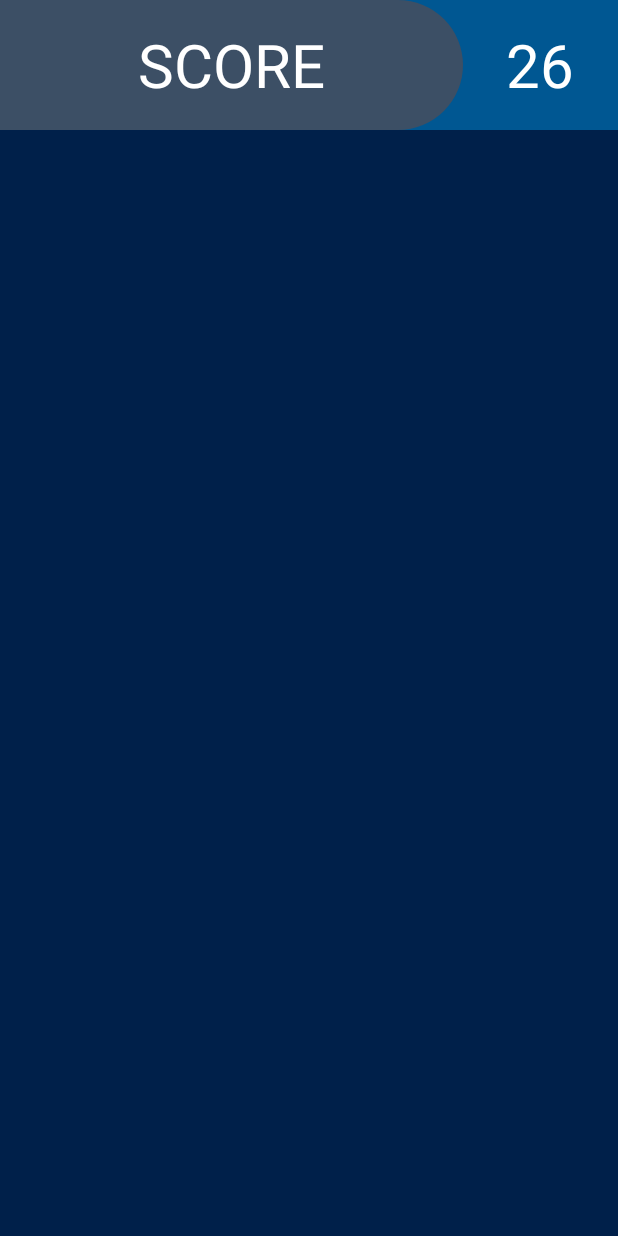
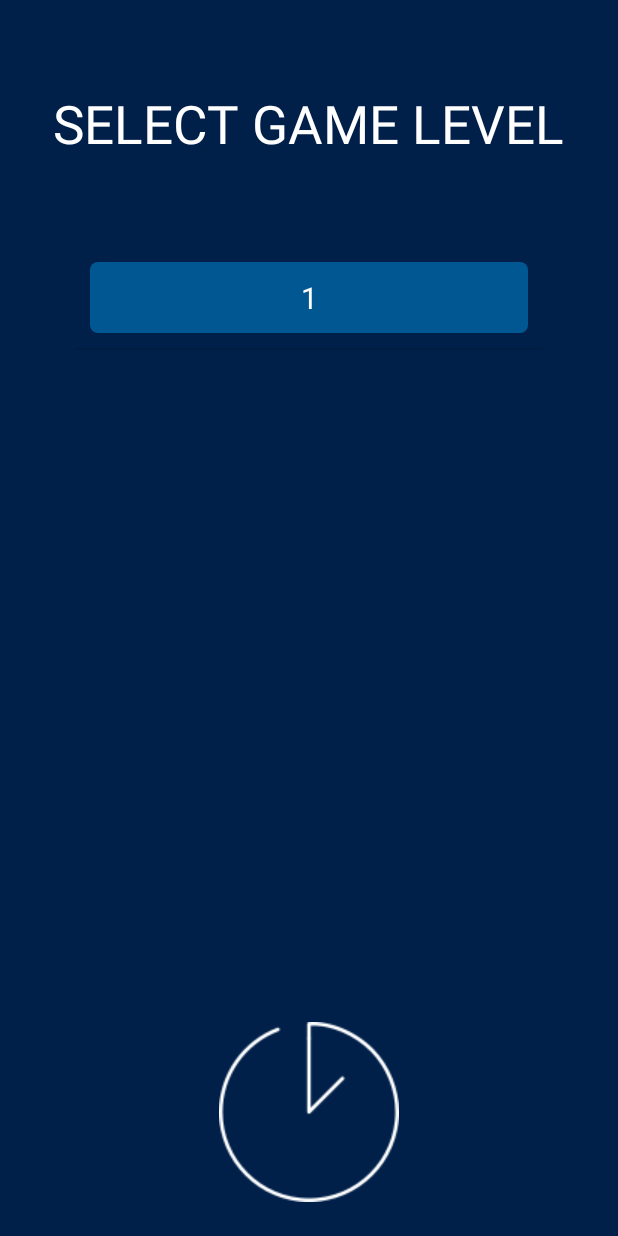
Before and after one commit to 0xoc/ball_game, an Android app: the screen it shows after launch (GameActivity), on a phone screen of 412 x 824 dp. Run offline under Robolectric (Android 15) with nearby library versions, the phone set to English and light mode, and no system bars.

Commit message:
level selector done | game state save done

```diff
--- a/app/src/main/java/com/a9632433/parvizi/ali/ballgame/GameActivity.java
+++ b/app/src/main/java/com/a9632433/parvizi/ali/ballgame/GameActivity.java
@@ -7,9 +7,12 @@ import android.os.Bundle;
 import android.view.LayoutInflater;
 import android.view.View;
 import android.view.ViewGroup;
+import android.widget.AdapterView;
+import android.widget.ArrayAdapter;
 import android.widget.FrameLayout;
 import android.widget.ImageButton;
 import android.widget.LinearLayout;
+import android.widget.ListView;
 import android.widget.TextView;
 import android.widget.Toast;
 
@@ -48,36 +51,24 @@ public class GameActivity extends AppCompatActivity {
         // init layout inflater
         layoutInflater = getLayoutInflater();
 
-
-        createNewGameInstance(1);
     }
 
-    public void createNewGameInstance(int level){
+    @Override
+    protected void onResume() {
+        super.onResume();
 
-        // inflate the game layout
-        final View gameView = layoutInflater.inflate(R.layout.game_play_layout,root,false);
-
-
-
-        // add the game layout to the root layout
-        root.addView(gameView);
-
-        final FrameLayout gameContainer = gameView.findViewById(R.id.gameContainer);               // "game canvas"
-        final TextView score = gameView.findViewById(R.id.score);                                  // game score text view
-        //currentGame = new MainGameView(this,10,level);                              // a game instance
-
-
+        // load any previous game states
 
         try {
             FileInputStream fin = openFileInput("game.txt");
             ObjectInputStream iin = new ObjectInputStream(fin);
             GameState gameState = (GameState) iin.readObject();
-            Toast.makeText(getApplicationContext(), gameState.balls.size() +"", Toast.LENGTH_SHORT).show();
+            //Toast.makeText(getApplicationContext(), gameState.balls.size() +"", Toast.LENGTH_SHORT).show();
 
             currentGame = new MainGameView(getApplicationContext(), gameState);
             iin.close();
             fin.close();
-            Toast.makeText(getApplicationContext(), "Done loading", Toast.LENGTH_SHORT).show();
+            Toast.makeText(getApplicationContext(), "Done loading | top: " +currentGame.getTopLevel(), Toast.LENGTH_SHORT).show();
 
         } catch (FileNotFoundException e) {
             Toast.makeText(getApplicationContext(), "file not found", Toast.LENGTH_SHORT).show();
@@ -92,8 +83,111 @@ public class GameActivity extends AppCompatActivity {
             e.printStackTrace();
         }
 
+        // remove all sub views first
+        root.removeAllViews();
+        createGameLevelSelector();
+
+    }
+
+
+
+    @Override
+    protected void onPause() {
+        super.onPause();
+        // save game state
+
+        if (currentGame == null)   // ignore if game ended or not initialized at all
+            return;
+
+        try {
+            FileOutputStream fout = openFileOutput("game.txt", Context.MODE_PRIVATE);
+            ObjectOutputStream oout = new ObjectOutputStream(fout);
+            oout.writeObject(currentGame.getGameState());
+            oout.close();
+            fout.close();
+            Toast.makeText(getApplicationContext(), "State Saved | top lavel: " + currentGame.getGameState().topLevel, Toast.LENGTH_SHORT).show();
+
+        } catch (FileNotFoundException e) {
+            Toast.makeText(getApplicationContext(), "file not found", Toast.LENGTH_SHORT).show();
+            e.printStackTrace();
+        } catch (IOException e) {
+            Toast.makeText(getApplicationContext(), "IO exception", Toast.LENGTH_SHORT).show();
+
+            e.printStackTrace();
+        }
+    }
+
+    public void createGameLevelSelector(){
+        root.removeAllViews();
+
+        // inflate the level selector layout
+        final View levelSelectorView = layoutInflater.inflate(R.layout.game_level_selector, root, false);
+
+        // add it to the root
+        root.addView(levelSelectorView);
+
+        // top avalibale game level, 0 if no game
+        int topLevel = (currentGame == null)? 1 : currentGame.getTopLevel();
+        //Toast.makeText(getApplicationContext(), topLevel+ "", Toast.LENGTH_SHORT).show();
+
+        // create the level selector list adapter
+        ArrayAdapter adapter = new LevelSelectorListAdapter(getApplicationContext(),R.layout.level_select_item_layout, topLevel);
+
+        // handle to the list
+        ListView levelsList = levelSelectorView.findViewById(R.id.levelList);
+
+        // attach the adapter to it
+        levelsList.setAdapter(adapter);
+
+        levelsList.setOnItemClickListener(new AdapterView.OnItemClickListener() {
+            @Override
+            public void onItemClick(AdapterView<?> parent, View view, int position, long id) {
+                // delete this view from root
+                root.removeView(levelSelectorView);
+
+                // start new game with the level
+                createNewGameInstance(position + 1);
+            }
+        });
+
+        ImageButton resumeGame = levelSelectorView.findViewById(R.id.resumeGameBtn);
+
+        resumeGame.setOnClickListener(new View.OnClickListener() {
+            @Override
+            public void onClick(View v) {
+                if (currentGame == null || currentGame.isGameEnded())
+                    Toast.makeText(getApplicationContext(), "No ongoing game to resume", Toast.LENGTH_SHORT).show();
+                else {
+                    createNewGameInstance(-1);
+                }
+            }
+        });
+    }
+
+    public void createNewGameInstance(int level){
+        root.removeAllViews();
+
+        // inflate the game layout
+        final View gameView = layoutInflater.inflate(R.layout.game_play_layout,root,false);
+
+
+        // add the game layout to the root layout
+        root.addView(gameView);
+
+        final FrameLayout gameContainer = gameView.findViewById(R.id.gameContainer);               // "game canvas"
+        final TextView score = gameView.findViewById(R.id.score);                                  // game score text view
+
+        if (level != -1)
+            currentGame = new MainGameView(this,10,level);                              // a game instance
+
+
         // add the game to the game container
         gameContainer.addView(currentGame);
+
+        // set level text
+        TextView levelText = gameView.findViewById(R.id.level);
+
+        levelText.setText(currentGame.getLevel() + "");
 
         // update the score and check for any final result
         final Timer checker = new Timer();
@@ -112,23 +206,7 @@ public class GameActivity extends AppCompatActivity {
                             if (!currentGame.getFinalStatus()) {   // if player lost the game
                                 // remove this game instance
                                 root.removeView(gameView);
-//                                try {
-//                                    FileOutputStream fout = openFileOutput("game.txt", Context.MODE_PRIVATE);
-//                                    ObjectOutputStream oout = new ObjectOutputStream(fout);
-//                                    oout.writeObject(currentGame.getGameState());
-//                                    oout.close();
-//                                    fout.close();
-//                                    Toast.makeText(getApplicationContext(), "State Saved", Toast.LENGTH_SHORT).show();
 //
-//
-//                                } catch (FileNotFoundException e) {
-//                                    Toast.makeText(getApplicationContext(), "file not found", Toast.LENGTH_SHORT).show();
-//                                    e.printStackTrace();
-//                                } catch (IOException e) {
-//                                    Toast.makeText(getApplicationContext(), "IO exception", Toast.LENGTH_SHORT).show();
-//
-//                                    e.printStackTrace();
-//                                }
                                 // cancel this timer
                                 checker.cancel();
 
@@ -149,17 +227,22 @@ public class GameActivity extends AppCompatActivity {
     }
 
     public void createLostPage(){
+        root.removeAllViews();
 
         // inflate the lost page
         final View lostPage = layoutInflater.inflate(R.layout.game_lost_layout,root,false);
         root.addView(lostPage);
 
         // current score in lost page
-        TextView currentScoreText = lostPage.findViewById(R.id.currentScoreLost);
+        final TextView currentScoreText = lostPage.findViewById(R.id.currentScoreLost);
         currentScoreText.setText(currentGame.getScore() + "");
 
         // replay button
         final ImageButton replayButton = lostPage.findViewById(R.id.replayGameBtn);
+
+        // menu button
+        final ImageButton showMenu = lostPage.findViewById(R.id.showLevelSelectBtn);
+
 
         replayButton.setOnClickListener(new View.OnClickListener() {
             @Override
@@ -171,7 +254,21 @@ public class GameActivity extends AppCompatActivity {
                 root.removeView(lostPage);
 
                 // create a new game instance
-                createNewGameInstance(1);
+                createNewGameInstance(currentGame.getLevel());
+            }
+        });
+
+        showMenu.setOnClickListener(new View.OnClickListener() {
+            @Override
+            public void onClick(View v) {
+                // detach the click listener
+                showMenu.setOnClickListener(null);
+
+                // remove the lost page view
+                root.removeView(lostPage);
+
+                // create a new game instance
+                createGameLevelSelector();
             }
         });
 
--- /dev/null
+++ b/app/src/main/java/com/a9632433/parvizi/ali/ballgame/LevelSelectorListAdapter.java
@@ -0,0 +1,37 @@
+package com.a9632433.parvizi.ali.ballgame;
+
+import android.content.Context;
+import android.support.annotation.NonNull;
+import android.support.annotation.Nullable;
+import android.view.LayoutInflater;
+import android.view.View;
+import android.view.ViewGroup;
+import android.widget.ArrayAdapter;
+import android.widget.TextView;
+
+public class LevelSelectorListAdapter extends ArrayAdapter {
+    private int topLevel;
+    private int layoutId;
+    public LevelSelectorListAdapter(@NonNull Context context, int resource, int topLevel) {
+        super(context, resource);
+        this.topLevel = topLevel;
+        layoutId = resource;
+    }
+
+    @NonNull
+    @Override
+    public View getView(int position, @Nullable View convertView, @NonNull ViewGroup parent) {
+        if (convertView == null)
+            convertView = LayoutInflater.from(getContext()).inflate(layoutId,parent,false);
+
+        TextView levelText = convertView.findViewById(R.id.levelText);
+        levelText.setText(position + 1 + "");
+
+        return convertView;
+    }
+
+    @Override
+    public int getCount() {
+        return topLevel;
+    }
+}
--- a/app/src/main/res/drawable/right_round_orange.xml
+++ b/app/src/main/res/drawable/right_round_orange.xml
@@ -2,7 +2,7 @@
 <shape xmlns:android="http://schemas.android.com/apk/res/android"
     android:shape="rectangle"
     >
-    <solid android:color="#3c4f65">
+    <solid android:color="#222831">
     </solid>
     <corners
         android:topRightRadius="100dp"
--- /dev/null
+++ b/app/src/main/res/drawable/round_item.xml
@@ -0,0 +1,11 @@
+<shape android:shape="rectangle"
+    xmlns:android="http://schemas.android.com/apk/res/android" >
+    <gradient
+        android:startColor="#005792"
+        android:endColor="#005792"
+        >
+
+    </gradient>
+    <corners
+        android:radius="5dp"/>
+</shape>
--- /dev/null
+++ b/app/src/main/res/layout/game_level_selector.xml
@@ -0,0 +1,52 @@
+<LinearLayout android:layout_width="match_parent"
+    android:layout_height="match_parent"
+    android:layout_weight="1"
+    xmlns:android="http://schemas.android.com/apk/res/android"
+    android:orientation="vertical"
+    >
+
+    <FrameLayout
+        android:layout_width="match_parent"
+        android:layout_height="0dp"
+        android:layout_weight="0.2"
+        >
+        <TextView
+            android:layout_width="wrap_content"
+            android:layout_height="wrap_content"
+            android:textColor="#fff"
+            android:text="SELECT GAME LEVEL"
+            android:textSize="35sp"
+            android:layout_gravity="center"
+            />
+    </FrameLayout>
+
+    <FrameLayout
+        android:layout_width="match_parent"
+        android:layout_height="0dp"
+        android:layout_weight="0.6"
+        android:paddingLeft="50dp"
+        android:paddingRight="50dp"
+
+        >
+
+        <ListView
+            android:id="@+id/levelList"
+            android:layout_width="match_parent"
+            android:layout_height="match_parent" />
+    </FrameLayout>
+
+    <FrameLayout
+        android:layout_width="match_parent"
+        android:layout_height="0dp"
+        android:layout_weight="0.2"
+        >
+        <ImageButton
+            android:layout_width="match_parent"
+            android:layout_height="match_parent"
+            android:layout_margin="20dp"
+            android:background="@null"
+            android:id="@+id/resumeGameBtn"
+            android:src="@drawable/resume"
+            />
+    </FrameLayout>
+</LinearLayout>
--- a/app/src/main/res/layout/game_lost_layout.xml
+++ b/app/src/main/res/layout/game_lost_layout.xml
@@ -61,6 +61,7 @@
                 android:layout_height="match_parent"
                 android:layout_weight="0.5"
                 android:background="@null"
+                android:id="@+id/showLevelSelectBtn"
                 android:src="@drawable/menu"
                 android:layout_margin="10dp"
                 />
--- /dev/null
+++ b/app/src/main/res/layout/level_select_item_layout.xml
@@ -0,0 +1,18 @@
+<FrameLayout android:layout_width="match_parent"
+    android:layout_height="match_parent"
+    xmlns:android="http://schemas.android.com/apk/res/android"
+    >
+    <TextView
+        android:background="@drawable/round_item"
+        android:layout_margin="10dp"
+        android:layout_width="match_parent"
+        android:layout_height="match_parent"
+        android:id="@+id/levelText"
+        android:text="23"
+        android:gravity="center"
+        android:textSize="20sp"
+        android:textColor="#fff"
+        android:padding="10dp"
+        android:layout_gravity="center"
+        />
+</FrameLayout>
```
Also changed, not shown: app/src/main/java/com/a9632433/parvizi/ali/ballgame/GameState.java (+6 -2 lines), app/src/main/java/com/a9632433/parvizi/ali/ballgame/MainGameView.java (+25 -1 lines), app/src/main/res/layout/game_play_layout.xml (+14 -3 lines), app/src/main/res/drawable/resume.png (added).
